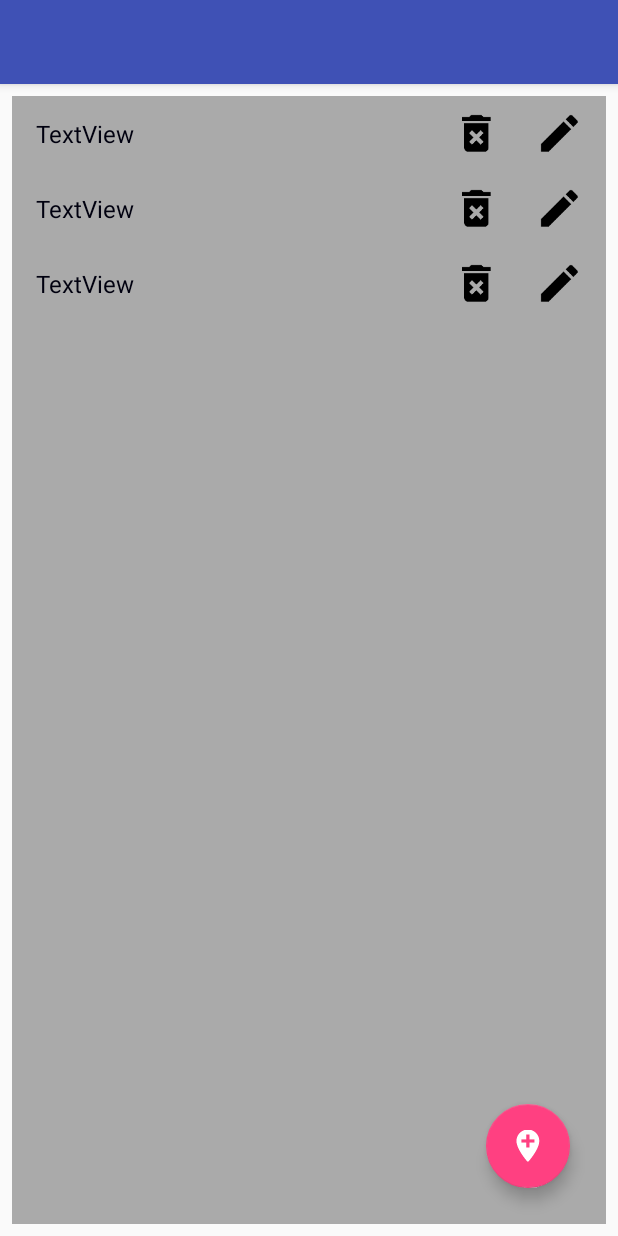
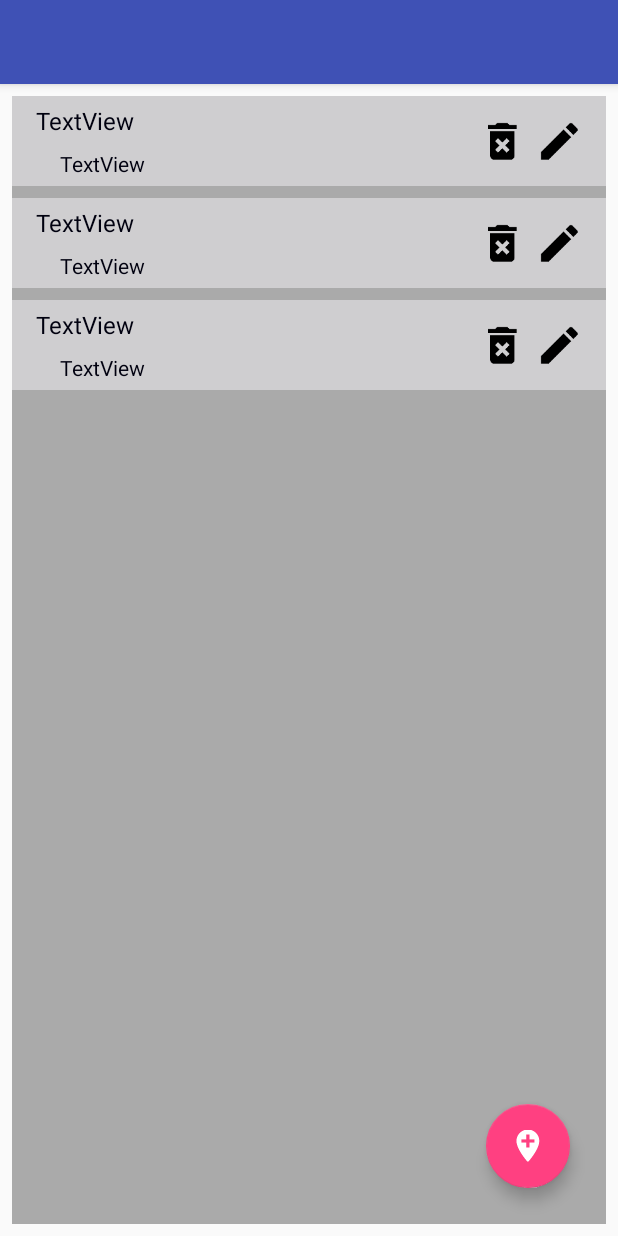
Before and after one commit to Kadanza/Taxi, an Android app: the layout act_detail.xml on its own in the app's theme, with its tools: preview values and no code run, on a phone screen of 412 x 824 dp. Run offline under Robolectric (Android 15) with nearby library versions, the light colour scheme and no system bars.

Commit message:
detail activity's recyler and his callbacks

```diff
--- a/app/src/main/java/com/kadance/taxi/common/view/MapActivity.kt
+++ b/app/src/main/java/com/kadance/taxi/common/view/MapActivity.kt
@@ -54,7 +54,7 @@ class MapActivity : BaseActivity(), OnMapReadyCallback {
     lateinit var presenter: MapPresenter
 
 
-
+    private var userPositionMarker: Marker? = null
     private var mGoogleMap: GoogleMap? = null
     private var latLngForCamera: LatLng? = null
     private var isCamaraMovedOnce = false
@@ -65,7 +65,6 @@ class MapActivity : BaseActivity(), OnMapReadyCallback {
 
     override fun onCreate(savedInstanceState: Bundle?) {
         super.onCreate(savedInstanceState)
-
         i("create map activity")
 
         setContentView(R.layout.act_map)
@@ -84,7 +83,7 @@ class MapActivity : BaseActivity(), OnMapReadyCallback {
     }
 
 
-    private var userPositionMarker: Marker? = null
+
 
     fun prepareUserLocationLD(){
 
--- a/app/src/main/java/com/kadance/taxi/kit/MyLog.kt
+++ b/app/src/main/java/com/kadance/taxi/kit/LogWrapper.kt
@@ -7,7 +7,7 @@ import com.kadance.taxi.app.TaxiApp
  * Created by Kenza on 12.04.2018.
  */
 
-object  MyLog {
+object  LogWrapper {
 
     val logKit = TaxiApp.appComponent?.getLogKit()
 
@@ -35,7 +35,7 @@ object  MyLog {
 
     internal val location: String
         get() {
-            val className = MyLog::class.java.name
+            val className = LogWrapper::class.java.name
             val traces = Thread.currentThread().stackTrace
             var found = false
 
--- a/app/src/main/res/layout/act_detail.xml
+++ b/app/src/main/res/layout/act_detail.xml
@@ -49,7 +49,7 @@
             </RelativeLayout>
 
             <RelativeLayout
-                android:id="@+id/noContent"
+                android:id="@+id/empty"
                 android:layout_width="match_parent"
                 android:layout_height="match_parent"
                 tools:visibility="gone">
--- a/app/src/main/res/layout/item_point.xml
+++ b/app/src/main/res/layout/item_point.xml
@@ -3,36 +3,47 @@
     xmlns:app="http://schemas.android.com/apk/res-auto"
     xmlns:tools="http://schemas.android.com/tools"
     android:layout_width="match_parent"
-    android:layout_height="50dp"
-    tools:background="@android:color/darker_gray">
+    android:layout_height="60dp"
+    android:layout_marginBottom="8dp"
+    android:background="@color/light_gray">
 
     <TextView
-        android:id="@+id/textView"
+        android:id="@+id/titleTV"
         android:layout_width="wrap_content"
         android:layout_height="wrap_content"
         android:layout_marginStart="16dp"
         android:text="TextView"
         android:textSize="16dp"
+        android:visibility="visible"
         app:layout_constraintBottom_toBottomOf="parent"
         app:layout_constraintStart_toStartOf="parent"
-        app:layout_constraintTop_toTopOf="parent" />
+        app:layout_constraintTop_toTopOf="parent"
+        app:layout_constraintVertical_bias="0.146" />
+
+    <TextView
+        android:id="@+id/latLngTV"
+        android:layout_width="wrap_content"
+        android:layout_height="wrap_content"
+        android:layout_marginStart="16dp"
+        android:layout_marginTop="8dp"
+        android:text="TextView"
+        app:layout_constraintStart_toStartOf="@+id/titleTV"
+        app:layout_constraintTop_toBottomOf="@+id/titleTV" />
 
     <Button
         android:id="@+id/edit"
+        style="@style/Widget.AppCompat.Button.Borderless"
         android:layout_width="30dp"
         android:layout_height="30dp"
-        android:layout_marginStart="8dp"
         android:layout_marginEnd="8dp"
         android:background="@mipmap/ic_remove"
         app:layout_constraintEnd_toStartOf="@+id/remove"
-        app:layout_constraintHorizontal_bias="0.922"
-        app:layout_constraintStart_toEndOf="@+id/textView"
-        app:layout_constraintTop_toTopOf="@+id/remove"
 
-        />
+        app:layout_constraintTop_toTopOf="@+id/remove" />
 
     <Button
         android:id="@+id/remove"
+        style="@style/Widget.AppCompat.Button.Borderless"
         android:layout_width="30dp"
         android:layout_height="30dp"
         android:layout_marginEnd="16dp"
--- a/app/src/main/res/values/colors.xml
+++ b/app/src/main/res/values/colors.xml
@@ -8,4 +8,5 @@
 
     <color name="white">#ffffff</color>
     <color name="black">#00000f</color>
+    <color name="light_gray">#CFCED0</color>
 </resources>
```
Also changed, not shown: app/src/main/java/com/kadance/taxi/app/Extension.kt (+5 -5 lines), app/src/main/java/com/kadance/taxi/common/view/DetailActivity.kt (+84 -12 lines), app/src/main/java/com/kadance/taxi/common/view/adapter/RPointsAdapter.kt (added, +64 -0 lines), 2 other files.
